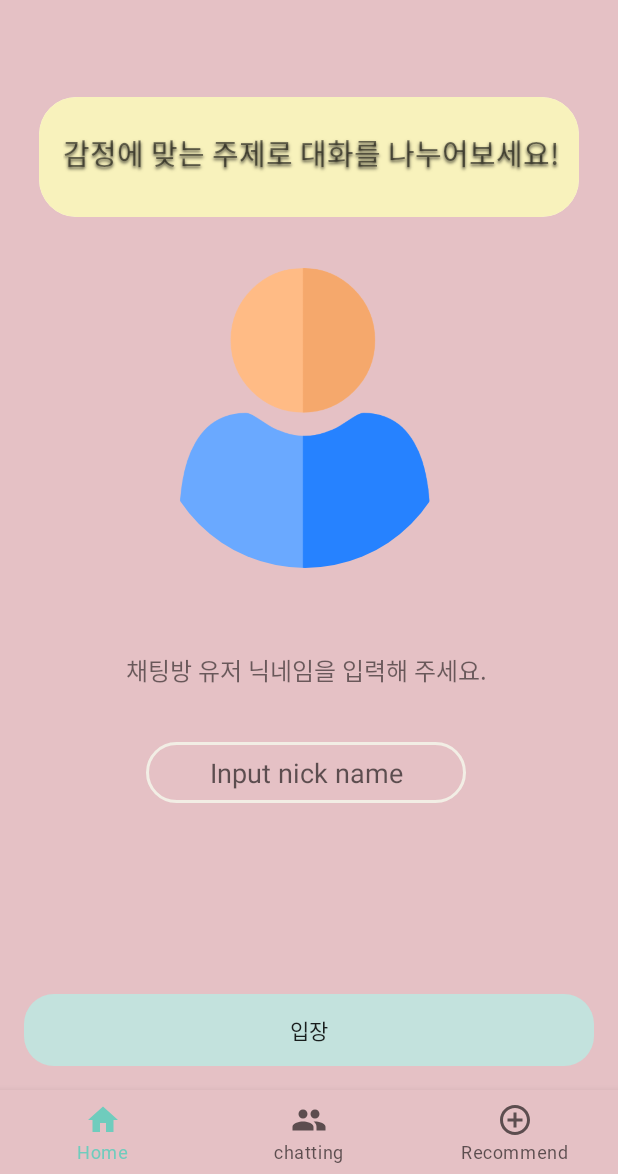
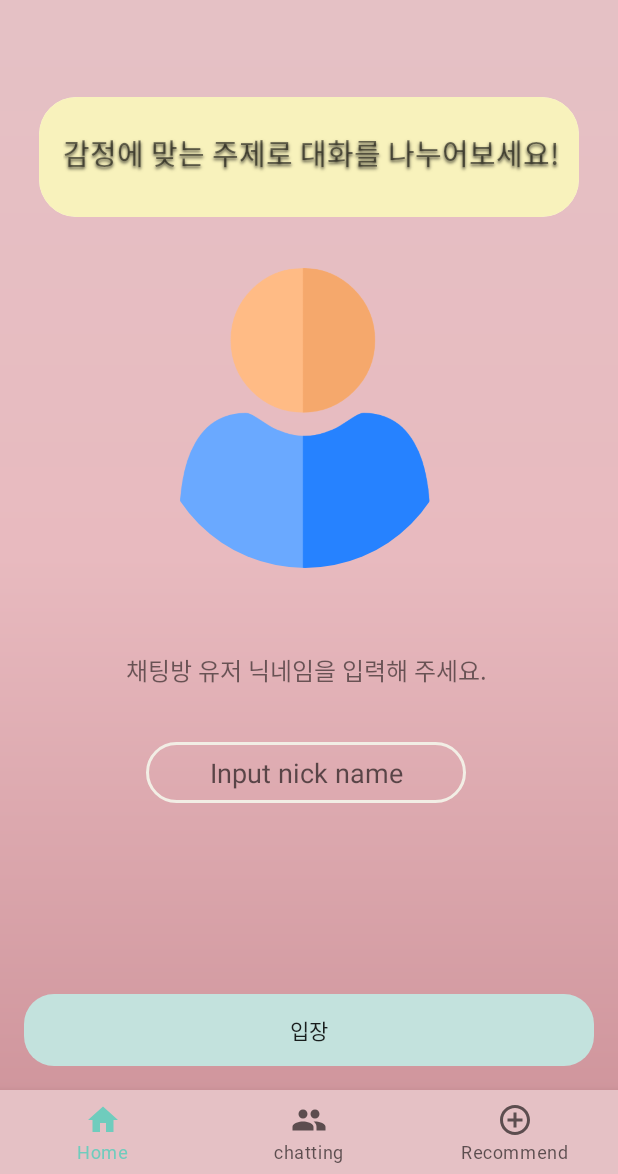
Before and after one commit to POTEN-S/HealingFeeling_Client, an Android app: the fragment ChattingFragment placed in its activity, on a phone screen of 412 x 824 dp, the part 62-1236 px from its top. Run offline under Robolectric (Android 15) with nearby library versions, the phone set to English and light mode, and no system bars; our stand-ins replace CircleImageView, Firebase (no records; nobody signed in at launch, a user with empty details on screens opened directly), Picasso, navigation-ui; pictures from the network do not load.

Commit message:
ui gradient

```diff
--- /dev/null
+++ b/app/src/main/res/drawable-v24/gradient.xml
@@ -0,0 +1,9 @@
+<?xml version="1.0" encoding="utf-8"?>
+<shape xmlns:android="http://schemas.android.com/apk/res/android">
+    <gradient
+        android:angle="90"
+    android:type="linear"
+    android:startColor="#D0969D"
+    android:centerColor="#E8BABF"
+    android:endColor="#E5C1C5"/>
+</shape>
--- a/app/src/main/res/layout/activity_face_reco.xml
+++ b/app/src/main/res/layout/activity_face_reco.xml
@@ -13,7 +13,7 @@
 
     android:layout_width="match_parent"
     android:layout_height="match_parent"
-    android:background="@color/healing_pink"
+    android:background="@drawable/gradient"
     tools:context=".MainActivity">
 
 
--- a/app/src/main/res/layout/activity_main.xml
+++ b/app/src/main/res/layout/activity_main.xml
@@ -9,7 +9,7 @@
         android:id="@+id/toolbar"
         android:layout_width="match_parent"
         android:layout_height="wrap_content"
-        android:background="@color/healing_pink"
+        android:background="@drawable/gradient"
         app:layout_constraintEnd_toEndOf="parent"
         app:layout_constraintStart_toStartOf="parent"
         app:layout_constraintTop_toTopOf="parent" />
@@ -30,7 +30,7 @@
         android:id="@+id/nav_host_fragment"
         android:layout_width="match_parent"
         android:layout_height="0dp"
-        android:background="@color/healing_pink"
+        android:background="@drawable/gradient"
         app:layout_constraintBottom_toTopOf="@id/nav_view"
         app:layout_constraintLeft_toLeftOf="parent"
         app:layout_constraintRight_toRightOf="parent"
--- a/app/src/main/res/layout/activity_mypage.xml
+++ b/app/src/main/res/layout/activity_mypage.xml
@@ -74,7 +74,7 @@
             android:layout_width="80dp"
             android:layout_height="80dp"
             android:layout_marginEnd="50dp"
-            app:srcCompat="@drawable/angry"
+            app:srcCompat="@drawable/angry_emo"
             app:layout_constraintEnd_toEndOf="parent"
             app:layout_constraintTop_toTopOf="@+id/progressSad"
             app:progress_start_color="#F44336"
--- a/app/src/main/res/layout/fragment_book.xml
+++ b/app/src/main/res/layout/fragment_book.xml
@@ -6,7 +6,7 @@
     android:layout_width="match_parent"
     android:layout_height="match_parent"
     android:orientation="vertical"
-    android:background="@color/healing_pink"
+    android:background="@drawable/gradient"
     tools:context=".ui.home.BookFragment">
 
     <androidx.recyclerview.widget.RecyclerView
--- a/app/src/main/res/layout/fragment_chatting.xml
+++ b/app/src/main/res/layout/fragment_chatting.xml
@@ -5,7 +5,7 @@
     xmlns:tools="http://schemas.android.com/tools"
     android:layout_width="match_parent"
     android:layout_height="match_parent"
-    android:background="@color/healing_pink"
+    android:background="@drawable/gradient"
     tools:context=".ui.chatting.ChattingFragment">
 
     <androidx.cardview.widget.CardView
--- a/app/src/main/res/layout/fragment_home.xml
+++ b/app/src/main/res/layout/fragment_home.xml
@@ -11,7 +11,7 @@ tools:context=".ui.home.HomeFragment">
         android:id="@+id/tab"
         android:layout_width="match_parent"
         android:layout_height="wrap_content"
-        android:background="@color/healing_pink"
+        android:background="@drawable/gradient"
         app:layout_constraintEnd_toEndOf="parent"
         app:layout_constraintStart_toStartOf="parent"
         app:layout_constraintTop_toTopOf="parent" />
@@ -20,7 +20,7 @@ tools:context=".ui.home.HomeFragment">
         android:id="@+id/viewPager"
         android:layout_width="match_parent"
         android:layout_height="0dp"
-        android:background="@color/healing_pink"
+        android:background="@drawable/gradient"
         app:layout_constraintEnd_toEndOf="parent"
         app:layout_constraintBottom_toBottomOf="parent"
         app:layout_constraintStart_toStartOf="parent"
--- a/app/src/main/res/layout/fragment_place.xml
+++ b/app/src/main/res/layout/fragment_place.xml
@@ -6,7 +6,7 @@
     android:layout_width="match_parent"
     android:layout_height="match_parent"
     android:orientation="vertical"
-    android:background="@color/healing_pink"
+    android:background="@drawable/gradient"
     tools:context=".ui.home.PlaceFragment">
 
     <androidx.recyclerview.widget.RecyclerView
--- a/app/src/main/res/layout/fragment_recommend.xml
+++ b/app/src/main/res/layout/fragment_recommend.xml
@@ -6,7 +6,7 @@
     android:layout_width="match_parent"
     android:layout_height="match_parent"
     android:orientation="vertical"
-    android:background="@color/healing_pink"
+    android:background="@drawable/gradient"
     tools:context=".ui.recommend.RecommendFragment">
 
     <androidx.cardview.widget.CardView
--- a/app/src/main/res/layout/fragment_song.xml
+++ b/app/src/main/res/layout/fragment_song.xml
@@ -5,7 +5,7 @@
     xmlns:tools="http://schemas.android.com/tools"
     android:layout_width="match_parent"
     android:layout_height="match_parent"
-    android:background="@color/healing_pink"
+    android:background="@drawable/gradient"
     android:orientation="vertical"
     tools:context=".ui.home.SongFragment">
 
```
Also changed, not shown: app/src/main/res/drawable-v24/login_gradient.xml (added, +9 -0 lines), app/src/main/res/drawable-v24/angry_emo.png (renamed from app/src/main/res/drawable-v24/angry.png), app/src/main/res/drawable-v24/angry_u.PNG (renamed from app/src/main/res/drawable-v24/angry.PNG).
